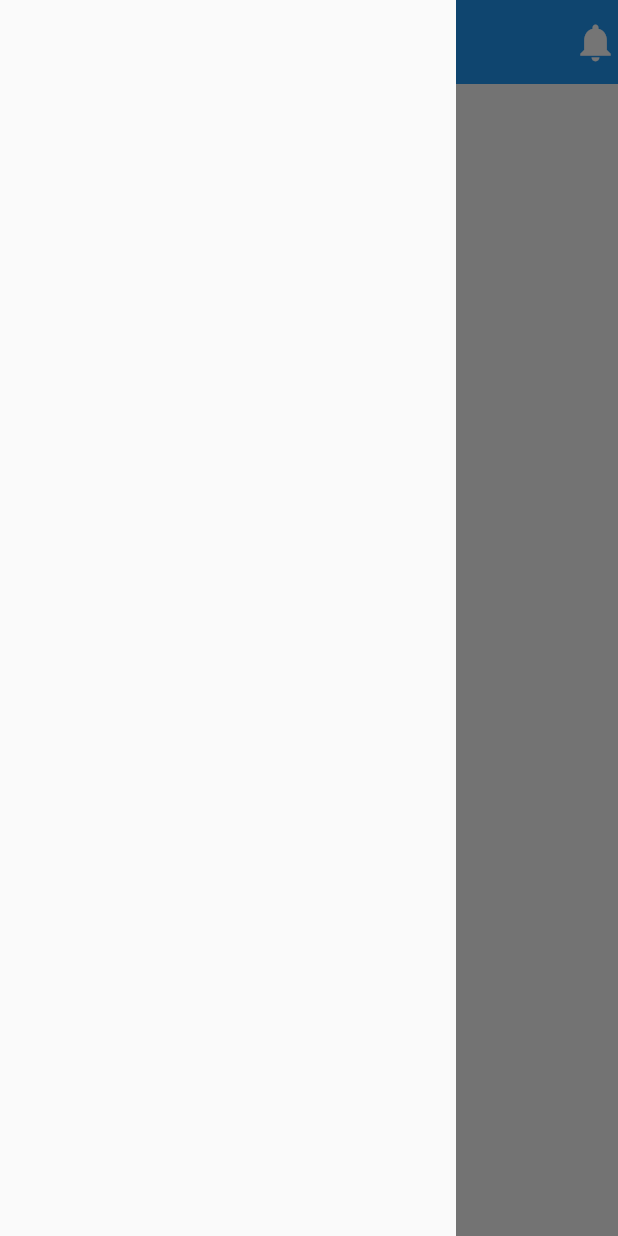
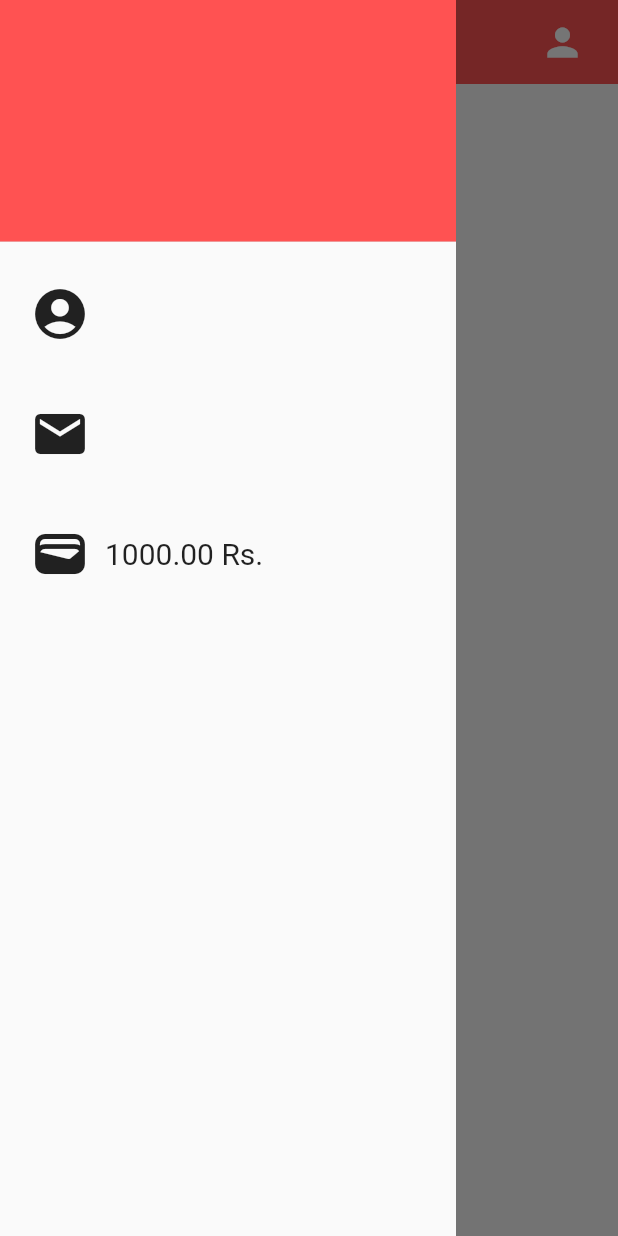
Before and after one commit to smitflutterhub/farmstayz, a Flutter app: the HomePage screen opened directly, with the side drawer open, on a phone screen of 412 x 824 dp. Run offline on Flutter 3.47's test engine with Material 2 defaults, Android fonts, the phone set to English and light mode, and no system bars; our stand-ins replace cloud_firestore, firebase_auth, firebase_core, lottie, pin_code_fields, shared_preferences; missing offline and left inert: connectivity_wrapper, flutter_onboarding; accounts and stored records are empty.

Commit message:
first commit

```diff
--- a/lib/screens/home_page.dart
+++ b/lib/screens/home_page.dart
@@ -1,4 +1,5 @@
 import 'package:flutter/material.dart';
+import 'package:shared_preferences/shared_preferences.dart';
 
 class HomePage extends StatefulWidget {
   const HomePage({Key? key}) : super(key: key);
@@ -8,23 +9,43 @@ class HomePage extends StatefulWidget {
 }
 
 class _HomePageState extends State<HomePage> {
+  @override
+  void initState() {
+    super.initState();
+    getdata();
+  }
+
   TextEditingController search = TextEditingController();
+  String name = "";
+  String mail = "";
+
+  Future<void> getdata() async {
+    final prefs = await SharedPreferences.getInstance();
+    name = prefs.getString('Username') ?? "";
+    mail = prefs.getString("mail") ?? "";
+  }
 
   @override
   Widget build(BuildContext context) {
-    return Scaffold(
-      appBar: _buildappbar(),
-      drawer: _builddrawer(),
-      body: _buildbody(),
+    return SafeArea(
+      child: Scaffold(
+        appBar: _buildappbar(),
+        drawer: _builddrawer(),
+        body: _buildbody(),
+      ),
     );
   }
 
   //App Bar
   AppBar _buildappbar() {
     return AppBar(
+      backgroundColor: Colors.redAccent,
       elevation: 0,
+      title: const Text("Welcome"),
+      centerTitle: true,
       actions: [
-        const Icon(Icons.notifications, color: Colors.white, size: 30),
+        IconButton(icon: const Icon(Icons.person, color: Colors.white, size: 30), onPressed: () {},),
+        const SizedBox(width: 13),
       ],
     );
   }
@@ -33,30 +54,57 @@ class _HomePageState extends State<HomePage> {
   Widget _builddrawer() {
     return Drawer(
       elevation: 0,
+      child: Column(
+        children: [
+          UserAccountsDrawerHeader(
+            decoration: const BoxDecoration(
+              color: Colors.redAccent
+            ),
+              accountName: Text(name.toString(),style: const TextStyle(fontSize: 25)),
+              accountEmail: Text(mail.toString(),style: const TextStyle(fontSize: 17))),
+          Padding(
+            padding: const EdgeInsets.all(10),
+            child: Row(
+              children: [
+                const Padding(
+                  padding: EdgeInsets.all(10),
+                  child: Icon(Icons.account_circle,size: 40),
+                ),
+                Text(name.toString(),style: const TextStyle(fontSize: 20)),
+              ],
+            ),
+          ),
+          Padding(
+            padding: const EdgeInsets.all(10),
+            child: Row(
+              children: [
+                const Padding(
+                  padding: EdgeInsets.all(10),
+                  child: Icon(Icons.mail,size: 40),
+                ),
+                Text(mail.toString(),style: const TextStyle(fontSize: 20)),
+              ],
+            ),
+          ),
+          Padding(
+            padding: const EdgeInsets.all(10),
+            child: Row(
+              children: const [
+                Padding(
+                  padding: EdgeInsets.all(10),
+                  child: Icon(Icons.wallet,size: 40),
+                ),
+                Text("1000.00 Rs.",style: TextStyle(fontSize: 20)),
+              ],
+            ),
+          ),
+        ],
+      ),
     );
   }
 
   //main body
   Widget _buildbody() {
-    return Column(
-      children: [
-        Container(
-          height: 120,
-          width: MediaQuery.of(context).size.width,
-          child: Padding(
-            padding: const EdgeInsets.symmetric(horizontal: 20),
-            child: Column(
-              children: [
-                const Align(
-                    alignment: Alignment.topLeft,
-                    child:
-                        Text("Online Store", style: TextStyle(fontSize: 20))),
-              ],
-            ),
-          ),
-        ),
-        Text("What's new? "),
-      ],
-    );
+    return Column();
   }
 }
--- a/lib/screens/signup_screen.dart
+++ b/lib/screens/signup_screen.dart
@@ -1,6 +1,7 @@
 import 'package:connectivity_wrapper/connectivity_wrapper.dart';
 import 'package:flutter/material.dart';
 import 'package:lottie/lottie.dart';
+import 'package:shared_preferences/shared_preferences.dart';
 import '../services/firebase_auth_service.dart';
 import '../services/firestore_database_service.dart';
 import 'home_page.dart';
@@ -291,7 +292,10 @@ class _SignUpState extends State<SignUp> {
                           shape: RoundedRectangleBorder(
                               borderRadius: BorderRadius.circular(30)),
                           elevation: 20.0),
-                      onPressed: () {
+                      onPressed: () async {
+                        SharedPreferences data = await SharedPreferences.getInstance();
+                        await data.setString("Username", username.text);
+                        await data.setString("mail", email.text);
                         String email1 = email.text;
                         String password1 = password.text;
                         String number1 = mobile.text;
@@ -313,6 +317,7 @@ class _SignUpState extends State<SignUp> {
                               nstatus = true;
                             });
                           } else {
+                            // ignore: use_build_context_synchronously
                             authservice
                                 .handleSignUp(
                                 context, email.text, password.text)
```
